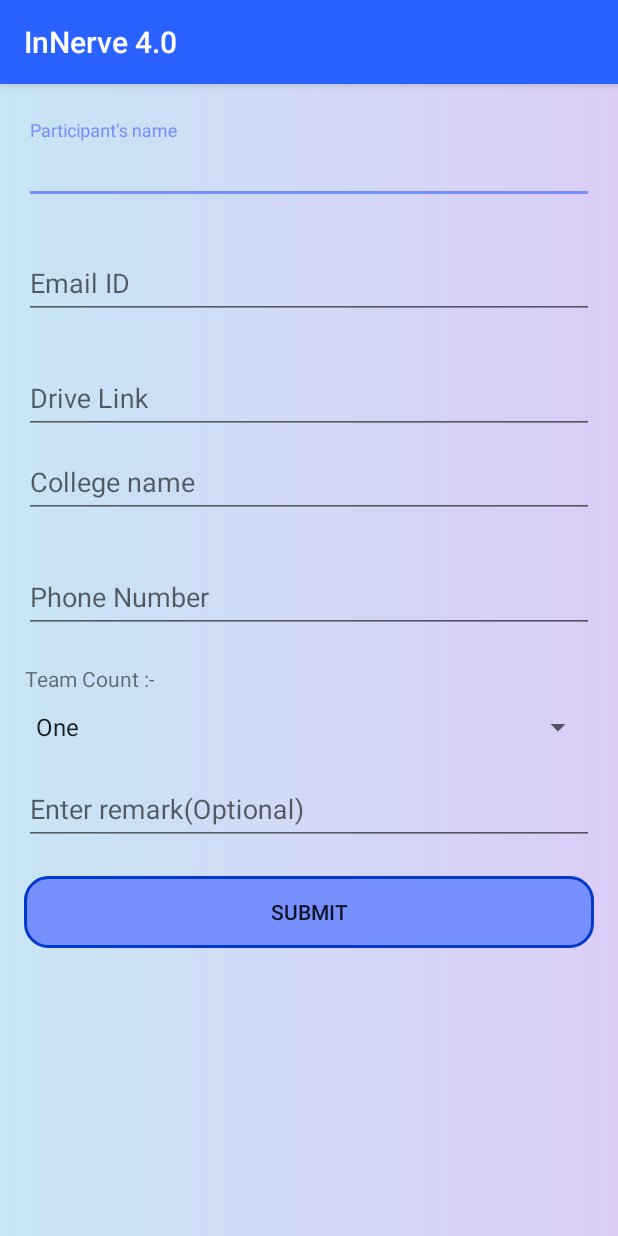
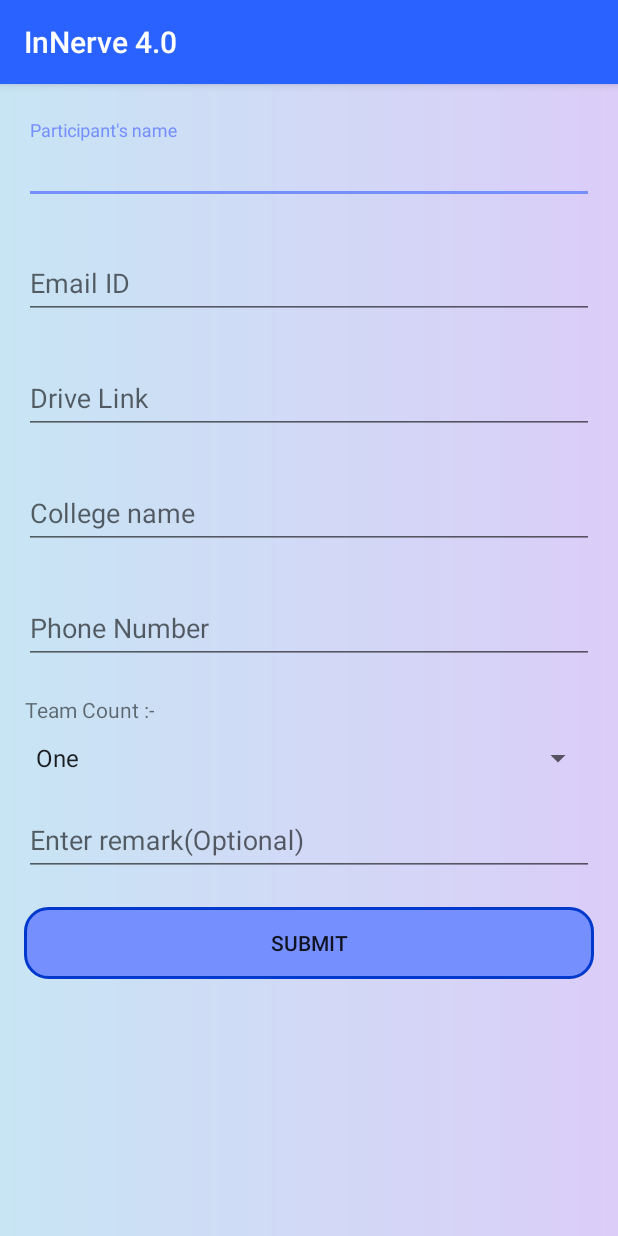
Before and after one commit to surya91521/InNerveApp, an Android app: the ParticipantRegistration screen opened directly, with no data from a screen before it, on a phone screen of 412 x 824 dp. Run offline under Robolectric (Android 15) with nearby library versions, the phone set to English and light mode, and no system bars; our stand-ins replace Firebase (no records; nobody signed in at launch, a user with empty details on screens opened directly).

Commit message:
fixed minor layout error in participant registration

```diff
--- a/app/src/main/res/layout/activity_participant_registration.xml
+++ b/app/src/main/res/layout/activity_participant_registration.xml
@@ -56,14 +56,14 @@
                 android:id="@+id/drives"
                 android:layout_width="match_parent"
                 android:layout_height="wrap_content"
-                >
+                app:errorEnabled="true">
 
                 <android.support.design.widget.TextInputEditText
                     android:layout_width="match_parent"
                     android:layout_height="wrap_content"
                     android:hint="Drive Link"
                     android:inputType="textEmailAddress"
-                     />
+                    app:errorEnabled="true" />
             </android.support.design.widget.TextInputLayout>
 
             <android.support.design.widget.TextInputLayout
```
